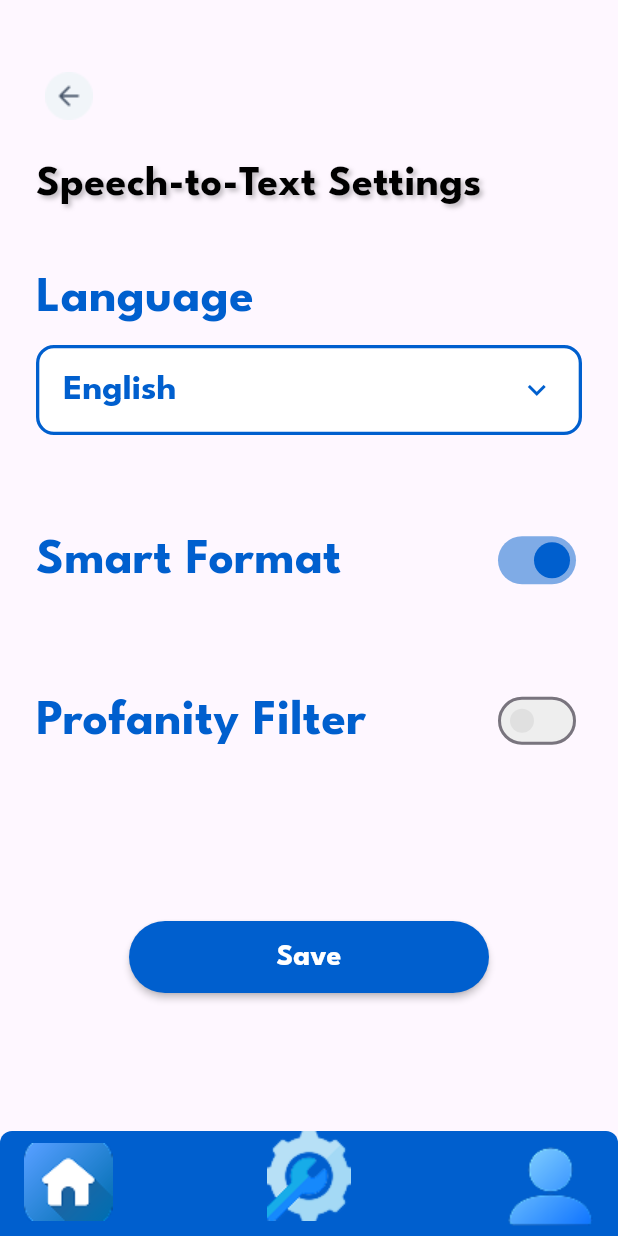
After one commit to shahdkh2288/SignIfy-GraduationProject, a Flutter app: the STTSettingsScreen screen opened by its route, on a phone screen of 412 x 824 dp. The commit adds this screen. Run offline on Flutter 3.47's test engine with Material 3 defaults, Android fonts, the phone set to English and light mode, and no system bars; our stand-ins replace audioplayers, flutter_riverpod, flutter_secure_storage, image_picker; missing offline and left inert: record; accounts and stored records are empty.

Commit message:
Implemented STT & TTS settings UI with customization for language, format, profanity filter, voice type, and stability

```diff
--- /dev/null
+++ b/frontend/signify_project/lib/features/Settings/stt-settings.dart
@@ -0,0 +1,272 @@
+import 'package:flutter/material.dart';
+import 'package:flutter_riverpod/flutter_riverpod.dart';
+import 'package:signify_project/services/stt_preferences.dart';
+
+class STTSettingsScreen extends ConsumerStatefulWidget {
+  const STTSettingsScreen({super.key});
+
+  @override
+  ConsumerState<STTSettingsScreen> createState() => _STTSettingsScreenState();
+}
+
+class _STTSettingsScreenState extends ConsumerState<STTSettingsScreen> {
+  String _selectedLanguage = 'en';
+  bool _smartFormat = true;
+  bool _profanityFilter = false;
+
+  @override
+  Widget build(BuildContext context) {
+    final sttState = ref.watch(sttSettingsProvider);
+    return Scaffold(
+      body: SafeArea(
+        child: Padding(
+          padding: const EdgeInsets.symmetric(horizontal: 24, vertical: 16),
+          child: Column(
+            crossAxisAlignment: CrossAxisAlignment.start,
+            children: [
+              const SizedBox(height: 24),
+              IconButton(
+                alignment: Alignment.centerLeft,
+                padding: EdgeInsets.zero,
+                onPressed: () => Navigator.pop(context),
+                icon: Image.asset('assets/images/back.png', height: 36, width: 36),
+              ),
+              const SizedBox(height: 15),
+              const Text(
+                'Speech-to-Text Settings',
+                style: TextStyle(
+                  fontFamily: 'LeagueSpartan',
+                  fontWeight: FontWeight.bold,
+                  fontSize: 28,
+                  color: Colors.black,
+                  shadows: [
+                    Shadow(
+                      color: Colors.black26,
+                      blurRadius: 4,
+                      offset: Offset(2, 2),
+                    ),
+                  ],
+                ),
+              ),
+              const SizedBox(height: 32),
+              const Text(
+                'Language',
+                style: TextStyle(
+                  fontFamily: 'LeagueSpartan',
+                  fontWeight: FontWeight.bold,
+                  fontSize: 33,
+                  color: Color(0xFF005FCE),
+                ),
+              ),
+              const SizedBox(height: 8),
+              Container(
+                height: 60,
+                padding: const EdgeInsets.symmetric(horizontal: 16),
+                decoration: BoxDecoration(
+                  color: Colors.white,
+                  borderRadius: BorderRadius.circular(12),
+                  border: Border.all(color: Color(0xFF005FCE), width: 2.2),
+                ),
+                alignment: Alignment.centerLeft,
+                child: DropdownButtonHideUnderline(
+                  child: DropdownButton<String>(
+                    value: _selectedLanguage,
+                    isExpanded: true,
+                    icon: const Icon(Icons.keyboard_arrow_down, color: Color(0xFF005FCE)),
+                    style: const TextStyle(
+                      fontFamily: 'LeagueSpartan',
+                      fontWeight: FontWeight.bold,
+                      fontSize: 24,
+                      color: Color(0xFF005FCE),
+                    ),
+                    dropdownColor: Colors.white,
+                    items: const [
+                      DropdownMenuItem(value: 'en', child: Text('English', style: TextStyle(color: Color(0xFF005FCE), fontSize: 24, fontWeight: FontWeight.bold))),
+                      DropdownMenuItem(value: 'ar', child: Text('Arabic', style: TextStyle(color: Color(0xFF005FCE), fontSize: 24, fontWeight: FontWeight.bold))),
+                      DropdownMenuItem(value: 'es', child: Text('Spanish', style: TextStyle(color: Color(0xFF005FCE), fontSize: 24, fontWeight: FontWeight.bold))),
+                      DropdownMenuItem(value: 'fr', child: Text('French', style: TextStyle(color: Color(0xFF005FCE), fontSize: 24, fontWeight: FontWeight.bold))),
+                      DropdownMenuItem(value: 'de', child: Text('German', style: TextStyle(color: Color(0xFF005FCE), fontSize: 24, fontWeight: FontWeight.bold))),
+                      DropdownMenuItem(value: 'it', child: Text('Italian', style: TextStyle(color: Color(0xFF005FCE), fontSize: 24, fontWeight: FontWeight.bold))),
+                    ],
+                    onChanged: (value) {
+                      setState(() {
+                        _selectedLanguage = value!;
+                      });
+                    },
+                  ),
+                ),
+              ),
+              const SizedBox(height: 60),
+              Row(
+                mainAxisAlignment: MainAxisAlignment.spaceBetween,
+                children: [
+                  const Text(
+                    'Smart Format',
+                    style: TextStyle(
+                      fontFamily: 'LeagueSpartan',
+                      fontWeight: FontWeight.bold,
+                      fontSize: 33,
+                      color: Color(0xFF005FCE),
+                    ),
+                  ),
+                  Switch(
+                    value: _smartFormat,
+                    onChanged: (value) {
+                      setState(() {
+                        _smartFormat = value;
+                      });
+                    },
+                    activeColor: const Color(0xFF005FCE),
+                    inactiveThumbColor: Colors.grey[300],
+                    inactiveTrackColor: Colors.grey[200],
+                    materialTapTargetSize: MaterialTapTargetSize.shrinkWrap,
+                  ),
+                ],
+              ),
+              const SizedBox(height: 60),
+              Row(
+                mainAxisAlignment: MainAxisAlignment.spaceBetween,
+                children: [
+                  const Text(
+                    'Profanity Filter',
+                    style: TextStyle(
+                      fontFamily: 'LeagueSpartan',
+                      fontWeight: FontWeight.bold,
+                      fontSize: 33,
+                      color: Color(0xFF005FCE),
+                    ),
+                  ),
+                  Switch(
+                    value: _profanityFilter,
+                    onChanged: (value) {
+                      setState(() {
+                        _profanityFilter = value;
+                      });
+                    },
+                    activeColor: const Color(0xFF005FCE),
+                    inactiveThumbColor: Colors.grey[300],
+                    inactiveTrackColor: Colors.grey[200],
+                    materialTapTargetSize: MaterialTapTargetSize.shrinkWrap,
+                  ),
+                ],
+              ),
+              const SizedBox(height: 40),
+              sttState.when(
+                loading: () => const Center(child: CircularProgressIndicator()),
+                error: (e, _) => Text(
+                  e.toString(),
+                  style: const TextStyle(color: Colors.red),
+                ),
+                data: (data) => data['message'] != null
+                    ? Text(
+                        data['message'],
+                        style: const TextStyle(color: Colors.green),
+                      )
+                    : const SizedBox.shrink(),
+              ),
+              const SizedBox(height: 70),
+              Row(
+                mainAxisAlignment: MainAxisAlignment.center,
+                children: [
+                  SizedBox(
+                    width: 240,
+                    height: 48,
+                    child: ElevatedButton(
+                      onPressed: sttState.isLoading
+                          ? null
+                          : () {
+                              ref.read(sttSettingsProvider.notifier).updateSTTSettings(
+                                    language: _selectedLanguage,
+                                    smartFormat: _smartFormat,
+                                    profanityFilter: _profanityFilter,
+                                  );
+                            },
+                      style: ElevatedButton.styleFrom(
+                        backgroundColor: const Color(0xFF005FCE),
+                        shape: RoundedRectangleBorder(
+                          borderRadius: BorderRadius.circular(24),
+                        ),
+                        elevation: 2,
+                        textStyle: const TextStyle(
+                          fontFamily: 'LeagueSpartan',
+                          fontWeight: FontWeight.bold,
+                          fontSize: 20,
+                        ),
+                      ),
+                      child: const Text(
+                        'Save',
+                        style: TextStyle(
+                          fontSize: 20,
+                          fontWeight: FontWeight.bold,
+                          fontFamily: 'LeagueSpartan',
+                          color: Colors.white,
+                        ),
+                      ),
+                    ),
+                  ),
+                ],
+              ),
+              const SizedBox(height: 24),
+            ],
+          ),
+        ),
+      ),
+      bottomNavigationBar: Container(
+        width: double.infinity,
+        height: 70,
+        decoration: const BoxDecoration(
+          color: Color(0xFF005FCE),
+          borderRadius: BorderRadius.only(
+            topLeft: Radius.circular(8),
+            topRight: Radius.circular(8),
+          ),
+        ),
+        child: Stack(
+          children: [
+            Positioned(
+              top: 8,
+              left: 16,
+              child: GestureDetector(
+                onTap: () {
+                  Navigator.pushNamed(context, '/home');
+                },
+                child: Image.asset(
+                  'assets/images/home.png',
+                  width: 59,
+                  height: 52,
+                ),
+              ),
+            ),
+            Align(
+              alignment: Alignment.topCenter,
+              child: GestureDetector(
+                onTap: () {
+                  Navigator.pushNamed(context, '/settings');
+                },
+                child: Image.asset(
+                  'assets/images/settings.png',
+                  width: 56,
+                  height: 60,
+                ),
+              ),
+            ),
+            Positioned(
+              top: 8,
+              right: 16,
+              child: GestureDetector(
+                onTap: () {
+                  Navigator.pushNamed(context, '/profile');
+                },
+                child: Image.asset(
+                  'assets/images/user.png',
+                  width: 58,
+                  height: 58,
+                ),
+              ),
+            ),
+          ],
+        ),
+      ),
+    );
+  }
+}
--- a/frontend/signify_project/lib/main.dart
+++ b/frontend/signify_project/lib/main.dart
@@ -1,6 +1,7 @@
 import 'package:flutter/material.dart';
 import 'package:signify_project/features/HomeScreen/home.dart';
 import 'package:signify_project/features/Settings/settingsUI.dart';
+import 'package:signify_project/features/Settings/stt-settings.dart';
 import 'package:signify_project/features/Splash%20and%20Onboarding%20Screens/onboarding1.dart';
 
 import 'package:signify_project/features/Splash%20and%20Onboarding%20Screens/onboarding2.dart';
@@ -16,6 +17,7 @@ import 'package:signify_project/features/userProfile/updateProfileUI.dart';
 import 'features/Splash and Onboarding Screens/Splash.dart';
 import 'package:flutter_riverpod/flutter_riverpod.dart';
 import 'package:signify_project/features/userProfile/viewProfile.dart';
+import 'package:signify_project/features/Settings/tts-settings.dart';
 
 
 void main() {
@@ -52,6 +54,8 @@ class MyApp extends StatelessWidget {
         '/edit_profile': (context) => EditProfileScreen(),
         '/changePassword': (context) => ChangePasswordScreen(),
         '/settings' : (context) => SettingsScreen(),
+        '/tts-settings': (context) => TTSSettingsScreen(),
+        '/stt-settings': (context) => STTSettingsScreen(),
       },
     );
   }
```
Also changed, not shown: frontend/signify_project/lib/features/Settings/tts-settings.dart (added, +270 -0 lines), frontend/signify_project/lib/services/stt_preferences.dart (added, +46 -0 lines), frontend/signify_project/lib/services/tts_preferences.dart (added, +41 -0 lines), 1 other file.
